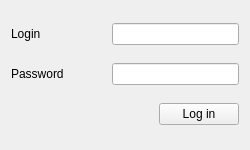
This is client/ui/login.ui in Kirisummer/config_sync as Qt 5 draws it before an edit. The edited form follows.
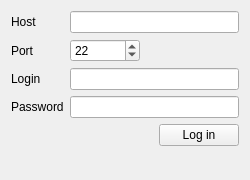
This is the edited form.

Commit message: Update UI and UI generating script

```diff
--- a/client/ui/login.ui
+++ b/client/ui/login.ui
@@ -7,7 +7,7 @@
     <x>0</x>
     <y>0</y>
     <width>250</width>
-    <height>150</height>
+    <height>180</height>
    </rect>
   </property>
   <property name="sizePolicy">
@@ -19,60 +19,61 @@
   <property name="minimumSize">
    <size>
     <width>250</width>
-    <height>150</height>
+    <height>180</height>
    </size>
   </property>
   <property name="maximumSize">
    <size>
     <width>250</width>
-    <height>150</height>
+    <height>180</height>
    </size>
   </property>
   <property name="windowTitle">
    <string>Login</string>
   </property>
-  <layout class="QGridLayout" name="gridLayout">
+  <layout class="QFormLayout" name="formLayout">
    <item row="0" column="0">
+    <widget class="QLabel" name="host_label">
+     <property name="text">
+      <string>Host</string>
+     </property>
+    </widget>
+   </item>
+   <item row="0" column="1">
+    <widget class="QLineEdit" name="host"/>
+   </item>
+   <item row="1" column="0">
+    <widget class="QLabel" name="port_label">
+     <property name="text">
+      <string>Port</string>
+     </property>
+    </widget>
+   </item>
+   <item row="3" column="0">
     <widget class="QLabel" name="login_label">
      <property name="text">
       <string>Login</string>
      </property>
     </widget>
    </item>
-   <item row="3" column="0">
-    <spacer name="spacer1">
-     <property name="orientation">
-      <enum>Qt::Horizontal</enum>
+   <item row="3" column="1">
+    <widget class="QLineEdit" name="login">
+     <property name="inputMask">
+      <string notr="true">Nnnnnnnnnnnnnnnnnnnnnnnnnnnnnnnn</string>
      </property>
-     <property name="sizeHint" stdset="0">
-      <size>
-       <width>40</width>
-       <height>20</height>
-      </size>
+     <property name="clearButtonEnabled">
+      <bool>false</bool>
      </property>
-    </spacer>
+    </widget>
    </item>
-   <item row="1" column="0">
+   <item row="4" column="0">
     <widget class="QLabel" name="password_label">
      <property name="text">
       <string>Password</string>
      </property>
     </widget>
    </item>
-   <item row="3" column="1">
-    <spacer name="spacer2">
-     <property name="orientation">
-      <enum>Qt::Horizontal</enum>
-     </property>
-     <property name="sizeHint" stdset="0">
-      <size>
-       <width>40</width>
-       <height>20</height>
-      </size>
-     </property>
-    </spacer>
-   </item>
-   <item row="1" column="2" colspan="2">
+   <item row="4" column="1">
     <widget class="QLineEdit" name="password">
      <property name="inputMask">
       <string notr="true"/>
@@ -82,32 +83,45 @@
      </property>
     </widget>
    </item>
-   <item row="3" column="3">
-    <widget class="QPushButton" name="login_button">
-     <property name="text">
-      <string>Log in</string>
-     </property>
-    </widget>
+   <item row="5" column="1">
+    <layout class="QHBoxLayout" name="horizontalLayout">
+     <item>
+      <spacer name="horizontalSpacer">
+       <property name="orientation">
+        <enum>Qt::Horizontal</enum>
+       </property>
+       <property name="sizeHint" stdset="0">
+        <size>
+         <width>40</width>
+         <height>20</height>
+        </size>
+       </property>
+      </spacer>
+     </item>
+     <item>
+      <widget class="QPushButton" name="login_button">
+       <property name="text">
+        <string>Log in</string>
+       </property>
+      </widget>
+     </item>
+    </layout>
    </item>
-   <item row="0" column="2" colspan="2">
-    <widget class="QLineEdit" name="login">
-     <property name="inputMask">
-      <string>Nnnnnnnnnnnnnnnnnnnnnnnnnnnnnnnn</string>
-     </property>
-    </widget>
-   </item>
-   <item row="3" column="2">
-    <spacer name="spacer3">
-     <property name="orientation">
-      <enum>Qt::Horizontal</enum>
-     </property>
-     <property name="sizeHint" stdset="0">
+   <item row="1" column="1">
+    <widget class="QSpinBox" name="port">
+     <property name="maximumSize">
       <size>
-       <width>40</width>
-       <height>20</height>
+       <width>70</width>
+       <height>16777215</height>
       </size>
      </property>
-    </spacer>
+     <property name="maximum">
+      <number>65536</number>
+     </property>
+     <property name="value">
+      <number>22</number>
+     </property>
+    </widget>
    </item>
   </layout>
  </widget>
```
The commit also changes 5 other files.
